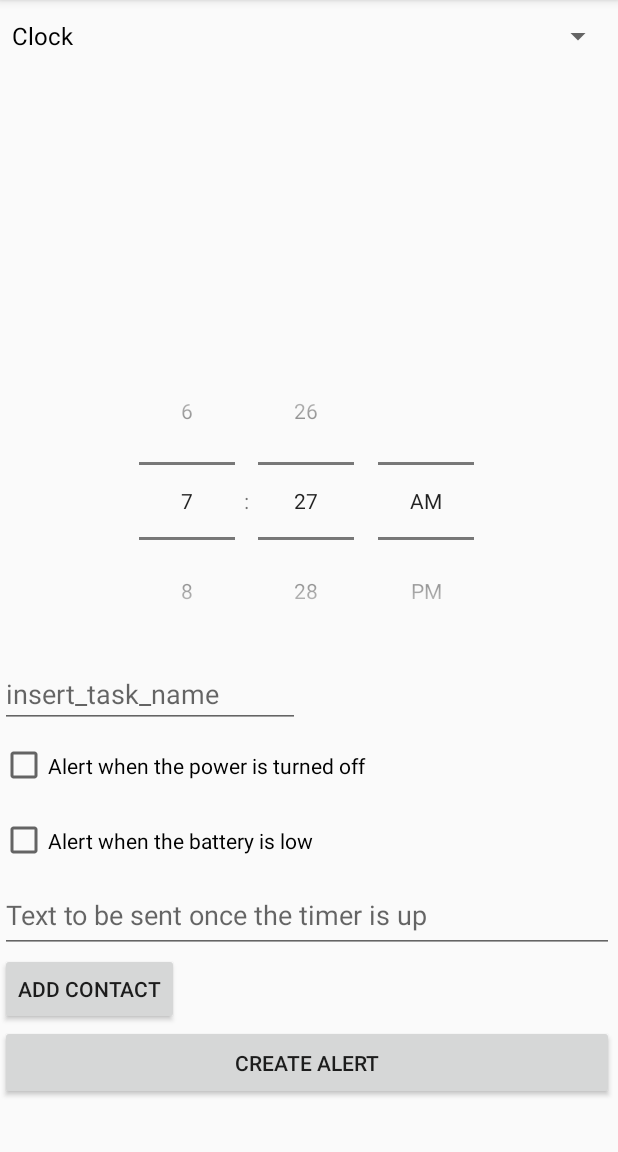
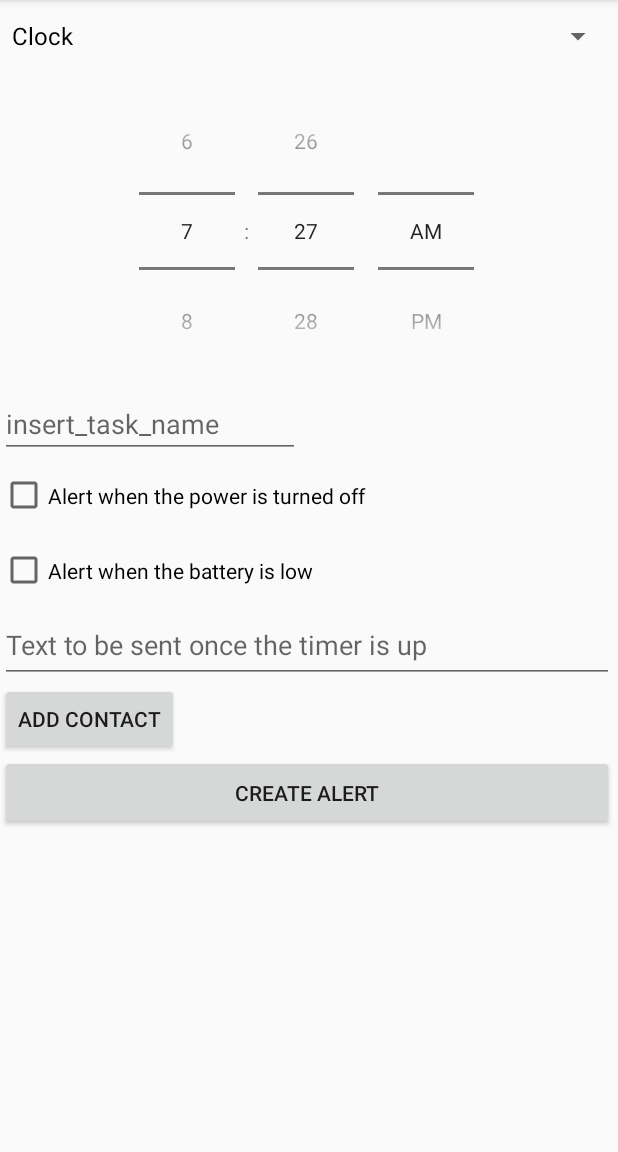
Before and after one commit to JohnvadL/LocationAlarm, an Android app: the screen it shows after launch (TaskActivity), after a tap on "NEW_ACTIVITY_BUTTON", on a phone screen of 412 x 824 dp, the part 84-1236 px from its top. Run offline under Robolectric (Android 15) with nearby library versions, the light colour scheme and no system bars; our stand-ins replace Room's generated code.

Commit message:
Finish initial timer

```diff
--- a/app/src/main/java/com/john/v/toot/data/TaskDao.kt
+++ b/app/src/main/java/com/john/v/toot/data/TaskDao.kt
@@ -20,6 +20,10 @@ interface TaskDao{
     fun getAllTasksLive(): LiveData<List<Task>>
 
 
+    @Query("Select * from task WHERE name = :taskName")
+    fun getTask(taskName :String) : Task
+
+
     @Update
     fun updateTasks(vararg tasks:Task )
 
--- a/app/src/main/java/com/john/v/toot/view/HomePage.kt
+++ b/app/src/main/java/com/john/v/toot/view/HomePage.kt
@@ -28,7 +28,7 @@ class HomePage : AppCompatActivity() {
 
     lateinit var createTaskButton: Button
     lateinit var taskViewModel: TaskViewModel
-    lateinit var recyclerViewadapter: RecyclerViewAdapter
+    lateinit var recyclerViewadapter: TaskAdapter
 
     override fun onCreate(savedInstanceState: Bundle?) {
         super.onCreate(savedInstanceState)
@@ -46,7 +46,7 @@ class HomePage : AppCompatActivity() {
 
 
         val recyclerViewMain = findViewById<RecyclerView>(R.id.recycler_view_main)
-        recyclerViewadapter = RecyclerViewAdapter(baseContext)
+        recyclerViewadapter = TaskAdapter(baseContext)
         recyclerViewMain.adapter = recyclerViewadapter
         recyclerViewMain.layoutManager = LinearLayoutManager(baseContext)
 
--- a/app/src/main/java/com/john/v/toot/view/RecyclerViewAdapter.kt
+++ b/app/src/main/java/com/john/v/toot/view/TaskAdapter.kt
@@ -8,6 +8,7 @@ import android.widget.Button
 import android.widget.TextView
 import androidx.recyclerview.widget.RecyclerView
 import com.john.v.toot.R
+import com.john.v.toot.alarms.AlarmManagerExtended
 import com.john.v.toot.data.Task
 import com.john.v.toot.data.TaskDatabase
 
@@ -15,8 +16,8 @@ import com.john.v.toot.data.TaskDatabase
 /**
  * BUTTON ANIMATION: https://stackoverflow.com/questions/2614545/animate-change-of-view-background-color-on-android
  */
-class RecyclerViewAdapter(context: Context) :
-    RecyclerView.Adapter<RecyclerViewAdapter.TaskViewHolder>() {
+class TaskAdapter(context: Context) :
+    RecyclerView.Adapter<TaskAdapter.TaskViewHolder>() {
 
 
     private var mInflater: LayoutInflater = LayoutInflater.from(context)
@@ -61,6 +62,12 @@ class RecyclerViewAdapter(context: Context) :
                     )
                 )
             }
+
+            if (!current.isActive){
+                AlarmManagerExtended.startTimer(current, context)
+            } else {
+                AlarmManagerExtended.cancelTimer(current, context)
+            }
         }
 
     }
--- a/app/src/main/java/com/john/v/toot/view/task/TaskActivity.kt
+++ b/app/src/main/java/com/john/v/toot/view/task/TaskActivity.kt
@@ -66,16 +66,16 @@ class TaskActivity : AppCompatActivity() {
             ) {
                 if (position == 0) {
                     clock_mode.visibility = View.VISIBLE
-                    timer_mode.visibility = View.INVISIBLE
+                    timer_mode.visibility = View.GONE
                 } else {
-                    clock_mode.visibility = View.INVISIBLE
+                    clock_mode.visibility = View.GONE
                     timer_mode.visibility = View.VISIBLE
                 }
             }
         }
 
 
-        timerValueHours = findViewById(R.id.timer_value_hours)
+        timerValueHours = findViewById(R.id .timer_value_hours)
         timerValueHours.minValue = 0
         timerValueHours.maxValue = 23
 
--- a/app/src/main/res/layout/create_task_activity.xml
+++ b/app/src/main/res/layout/create_task_activity.xml
@@ -34,7 +34,7 @@
                 <TextView
                     android:id="@+id/hours_label"
                     android:layout_width="wrap_content"
-                    android:layout_height="match_parent"
+                    android:layout_height="wrap_content"
                     android:layout_gravity="center_horizontal"
                     android:gravity="center"
                     android:paddingLeft="20dp"
@@ -46,14 +46,14 @@
                 <NumberPicker
                     android:id="@+id/timer_value_hours"
                     android:layout_width="wrap_content"
-                    android:layout_height="match_parent"
+                    android:layout_height="wrap_content"
                     app:layout_constraintLeft_toRightOf="@id/hours_label" />
 
 
                 <TextView
                     android:id="@+id/minutes_label"
                     android:layout_width="wrap_content"
-                    android:layout_height="match_parent"
+                    android:layout_height="wrap_content"
                     android:gravity="center"
                     android:paddingLeft="20dp"
                     android:paddingEnd="20dp"
@@ -64,7 +64,7 @@
                 <NumberPicker
                     android:id="@+id/timer_value_minutes"
                     android:layout_width="wrap_content"
-                    android:layout_height="match_parent"
+                    android:layout_height="wrap_content"
                     android:layout_marginRight="20dp"
                     android:gravity="center"
                     app:layout_constraintLeft_toRightOf="@id/minutes_label" />
```
Also changed, not shown: app/src/main/java/com/john/v/toot/alarms/AlarmManager.kt (deleted, +0 -54 lines), app/src/main/java/com/john/v/toot/alarms/AlarmManagerExtended.kt (added, +134 -0 lines), app/src/main/java/com/john/v/toot/notifications/TimerReceiver.kt (+24 -2 lines).
